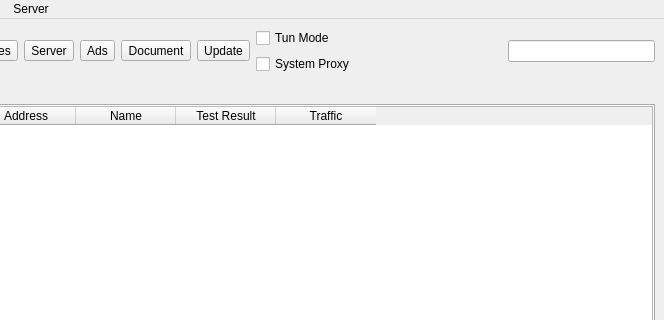
This is ui/mainwindow.ui in shengmo0210/nekoray as Qt 5 draws it before an edit; both pictures show x 136 to 800 and y 0 to 320 of the 800 by 600 pixel window. The edited form follows.
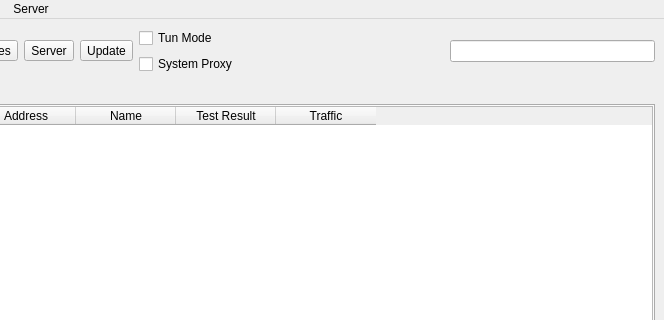
This is the edited form. Icons and pictures are not drawn. Custom widgets are drawn as their Qt base class.

Commit message: chore: Remove ads and docs button

The edit to the form file:
```diff
--- a/ui/mainwindow.ui
+++ b/ui/mainwindow.ui
@@ -89,50 +89,6 @@
         </property>
        </widget>
       </item>
-      <item>
-       <widget class="QToolButton" name="toolButton_ads">
-        <property name="text">
-         <string>Ads</string>
-        </property>
-        <property name="icon">
-         <iconset theme="b-internet-web-browser"/>
-        </property>
-        <property name="iconSize">
-         <size>
-          <width>24</width>
-          <height>24</height>
-         </size>
-        </property>
-        <property name="popupMode">
-         <enum>QToolButton::InstantPopup</enum>
-        </property>
-        <property name="toolButtonStyle">
-         <enum>Qt::ToolButtonTextUnderIcon</enum>
-        </property>
-       </widget>
-      </item>
-      <item>
-       <widget class="QToolButton" name="toolButton_document">
-        <property name="text">
-         <string>Document</string>
-        </property>
-        <property name="icon">
-         <iconset theme="b-dialog-question"/>
-        </property>
-        <property name="iconSize">
-         <size>
-          <width>24</width>
-          <height>24</height>
-         </size>
-        </property>
-        <property name="popupMode">
-         <enum>QToolButton::InstantPopup</enum>
-        </property>
-        <property name="toolButtonStyle">
-         <enum>Qt::ToolButtonTextUnderIcon</enum>
-        </property>
-       </widget>
-      </item>
       <item>
        <widget class="QToolButton" name="toolButton_update">
         <property name="text">
```
The commit also changes 1 other file.
